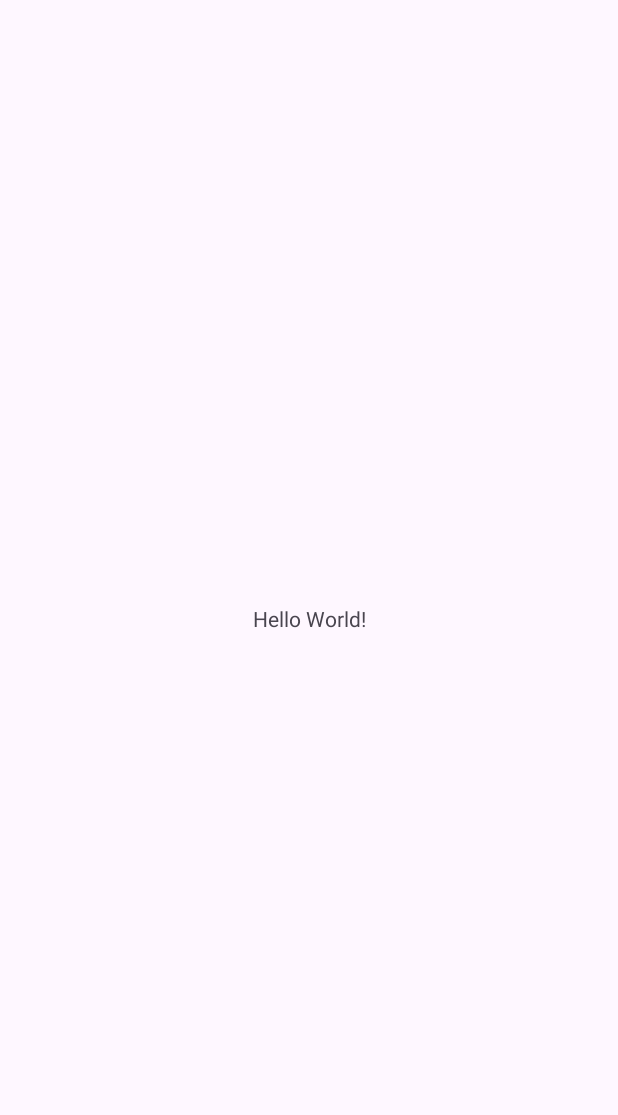
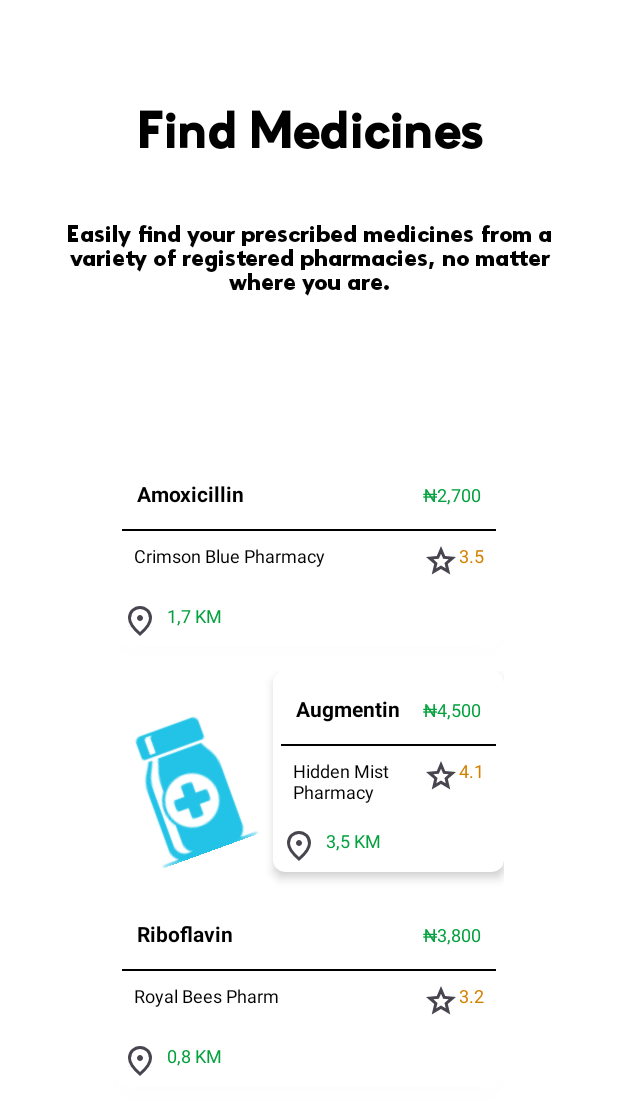
Before and after one commit to alikazimov12/parmacy, an Android app: the screen it shows after launch (MainActivity before the commit, FirstInfoStage after it), on a phone screen of 412 x 824 dp. Before the commit the part shown is almost empty. Shown: the top 1115 px of the screen. Run offline under Robolectric (Android 15) with nearby library versions, the phone set to English and light mode, and no system bars.

Commit message:
Not good design

```diff
--- a/app/src/main/AndroidManifest.xml
+++ b/app/src/main/AndroidManifest.xml
@@ -13,6 +13,9 @@
         android:theme="@style/Theme.PharmacyApp"
         tools:targetApi="31">
         <activity
+            android:name=".infoStages.FirstInfoStage"
+            android:exported="false" />
+        <activity
             android:name=".MainActivity"
             android:exported="false" />
         <activity
--- a/app/src/main/java/com/example/pharmacyapp/SplashScreen.kt
+++ b/app/src/main/java/com/example/pharmacyapp/SplashScreen.kt
@@ -9,6 +9,7 @@ import androidx.activity.enableEdgeToEdge
 import androidx.appcompat.app.AppCompatActivity
 import androidx.core.view.ViewCompat
 import androidx.core.view.WindowInsetsCompat
+import com.example.pharmacyapp.infoStages.FirstInfoStage
 
 class SplashScreen : AppCompatActivity() {
     override fun onCreate(savedInstanceState: Bundle?) {
@@ -29,7 +30,8 @@ class SplashScreen : AppCompatActivity() {
 
         Handler(Looper.getMainLooper()).postDelayed(
             {
-                val intent = Intent(this, MainActivity::class.java)
+                val intent = Intent(this, FirstInfoStage::class.java)
+//                val intent = Intent(this, MainActivity::class.java)
                 startActivity(intent)
                 finish()
             }
--- /dev/null
+++ b/app/src/main/java/com/example/pharmacyapp/infoStages/FirstInfoStage.kt
@@ -0,0 +1,14 @@
+package com.example.pharmacyapp.infoStages
+
+import android.os.Bundle
+import androidx.activity.enableEdgeToEdge
+import androidx.appcompat.app.AppCompatActivity
+import com.example.pharmacyapp.R
+
+class FirstInfoStage : AppCompatActivity() {
+    override fun onCreate(savedInstanceState: Bundle?) {
+        super.onCreate(savedInstanceState)
+        enableEdgeToEdge()
+        setContentView(R.layout.activity_first_info_stage)
+    }
+}
--- /dev/null
+++ b/app/src/main/res/drawable/circle.xml
@@ -0,0 +1,6 @@
+<?xml version="1.0" encoding="utf-8"?>
+<shape xmlns:android="http://schemas.android.com/apk/res/android"
+    android:shape="oval">
+    <solid android:color="@color/teal"/>
+    <size android:width="10dp" android:height="10dp"/>
+</shape>
--- /dev/null
+++ b/app/src/main/res/drawable/location_on_24px.xml
@@ -0,0 +1,10 @@
+<vector xmlns:android="http://schemas.android.com/apk/res/android"
+    android:width="24dp"
+    android:height="24dp"
+    android:viewportWidth="960"
+    android:viewportHeight="960"
+    android:tint="?attr/colorControlNormal">
+  <path
+      android:fillColor="@android:color/white"
+      android:pathData="M480,480Q513,480 536.5,456.5Q560,433 560,400Q560,367 536.5,343.5Q513,320 480,320Q447,320 423.5,343.5Q400,367 400,400Q400,433 423.5,456.5Q447,480 480,480ZM480,774Q602,662 661,570.5Q720,479 720,408Q720,299 650.5,229.5Q581,160 480,160Q379,160 309.5,229.5Q240,299 240,408Q240,479 299,570.5Q358,662 480,774ZM480,880Q319,743 239.5,625.5Q160,508 160,408Q160,258 256.5,169Q353,80 480,80Q607,80 703.5,169Q800,258 800,408Q800,508 720.5,625.5Q641,743 480,880ZM480,400Q480,400 480,400Q480,400 480,400Q480,400 480,400Q480,400 480,400Q480,400 480,400Q480,400 480,400Q480,400 480,400Q480,400 480,400Z"/>
+</vector>
--- /dev/null
+++ b/app/src/main/res/drawable/star_24px.xml
@@ -0,0 +1,10 @@
+<vector xmlns:android="http://schemas.android.com/apk/res/android"
+    android:width="24dp"
+    android:height="24dp"
+    android:viewportWidth="960"
+    android:viewportHeight="960"
+    android:tint="?attr/colorControlNormal">
+  <path
+      android:fillColor="@android:color/white"
+      android:pathData="M354,673L480,597L606,674L573,530L684,434L538,421L480,285L422,420L276,433L387,530L354,673ZM233,840L298,559L80,370L368,345L480,80L592,345L880,370L662,559L727,840L480,691L233,840ZM480,490L480,490L480,490L480,490L480,490L480,490L480,490L480,490L480,490L480,490Z"/>
+</vector>
--- /dev/null
+++ b/app/src/main/res/layout/activity_first_info_stage.xml
@@ -0,0 +1,325 @@
+<?xml version="1.0" encoding="utf-8"?>
+<LinearLayout xmlns:android="http://schemas.android.com/apk/res/android"
+    android:layout_width="match_parent"
+    android:layout_height="match_parent"
+    xmlns:app="http://schemas.android.com/apk/res-auto"
+    xmlns:tools="http://schemas.android.com/tools"
+    android:orientation="vertical"
+    android:padding="16dp"
+    android:background="@color/white"
+    tools:context=".MainActivity">
+
+    <LinearLayout
+        android:id="@+id/dotsLayout"
+        android:layout_width="wrap_content"
+        android:layout_height="wrap_content"
+        android:orientation="horizontal"
+        android:gravity="center"
+        android:layout_marginTop="50dp">
+
+    </LinearLayout>
+
+
+    <TextView
+        android:id="@+id/find_medicines_title"
+        android:layout_width="match_parent"
+        android:layout_height="wrap_content"
+        android:text="Find Medicines"
+        android:fontFamily="@font/zirkelbold"
+        android:textSize="34sp"
+        android:textStyle="bold"
+        android:gravity="center"
+        android:layout_marginBottom="16dp"
+        android:textColor="@color/black"/>
+
+    <TextView
+        android:id="@+id/find_medicines_subtitle"
+        android:layout_width="match_parent"
+        android:layout_height="wrap_content"
+        android:text="Easily find your prescribed medicines from a variety of registered pharmacies, no matter where you are."
+        android:textSize="16sp"
+        android:padding="22dp"
+        android:fontFamily="@font/zirkelblack"
+        android:gravity="center"
+        android:layout_marginBottom="24dp"
+        android:textColor="@color/black"/>
+
+    <FrameLayout
+        android:layout_width="match_parent"
+        android:layout_height="wrap_content"
+        android:layout_gravity="center"
+        >
+        <LinearLayout
+            android:id="@+id/centerImageCtn"
+            android:layout_width="match_parent"
+            android:layout_height="wrap_content"
+            android:layout_margin="60dp"
+            android:orientation="vertical"
+            >
+            <androidx.cardview.widget.CardView
+                android:layout_width="match_parent"
+                android:layout_height="wrap_content"
+                android:layout_marginBottom="16dp"
+                app:cardElevation="4dp"
+                app:cardCornerRadius="8dp">
+
+                <LinearLayout
+                    android:layout_width="match_parent"
+                    android:layout_height="wrap_content"
+                    android:orientation="vertical"
+                    android:padding="5dp">
+
+                    <LinearLayout
+                        android:layout_width="match_parent"
+                        android:layout_height="match_parent"
+                        android:padding="10dp">
+
+                        <TextView
+                            android:layout_width="wrap_content"
+                            android:layout_height="wrap_content"
+                            android:layout_weight="1"
+                            android:text="Amoxicillin"
+                            android:textColor="@color/black"
+                            android:textSize="14sp"
+                            android:textStyle="bold" />
+
+                        <TextView
+                            android:layout_width="wrap_content"
+                            android:layout_height="wrap_content"
+                            android:text="₦2,700"
+                            android:textColor="@color/green"
+                            android:textSize="12sp" />
+                    </LinearLayout>
+
+                    <View
+                        android:layout_width="match_parent"
+                        android:layout_height="1dp"
+                        android:layout_marginTop="4dp"
+                        android:background="@color/black" />
+
+                    <LinearLayout
+                        android:layout_width="match_parent"
+                        android:layout_height="match_parent"
+                        android:padding="8dp">
+
+                        <TextView
+                            android:layout_width="wrap_content"
+                            android:layout_height="wrap_content"
+                            android:layout_weight="1"
+                            android:text="Crimson Blue Pharmacy"
+                            android:textColor="@color/black"
+                            android:textSize="12sp" />
+
+
+                        <TextView
+                            android:layout_width="wrap_content"
+                            android:layout_height="wrap_content"
+                            android:drawableStart="@drawable/star_24px"
+                            android:text="3.5"
+                            android:textColor="@color/orange"
+                            android:textSize="12sp" />
+
+                    </LinearLayout>
+
+                    <TextView
+                        android:layout_width="wrap_content"
+                        android:layout_height="wrap_content"
+                        android:layout_marginTop="8dp"
+                        android:drawableStart="@drawable/location_on_24px"
+                        android:drawablePadding="6dp"
+                        android:text="1,7 KM"
+                        android:textColor="@color/green"
+                        android:textSize="12sp" />
+
+                </LinearLayout>
+            </androidx.cardview.widget.CardView>
+
+            <LinearLayout
+                android:layout_width="match_parent"
+                android:layout_height="wrap_content"
+                android:weightSum="3"
+                >
+
+                <ImageView
+                    android:layout_width="wrap_content"
+                    android:layout_height="match_parent"
+                    android:src="@drawable/drugbottle"
+                    android:rotation="-20"
+                    android:layout_marginRight="10dp"
+                    />
+
+                <androidx.cardview.widget.CardView
+                    android:layout_width="match_parent"
+                    android:layout_height="wrap_content"
+                    android:layout_marginBottom="16dp"
+                    app:cardElevation="4dp"
+                    app:cardCornerRadius="8dp">
+
+                    <LinearLayout
+                        android:layout_width="match_parent"
+                        android:layout_height="wrap_content"
+                        android:orientation="vertical"
+                        android:padding="5dp">
+                        <LinearLayout
+                            android:layout_width="match_parent"
+                            android:padding="10dp"
+                            android:layout_height="match_parent">
+                            <TextView
+                                android:text="Augmentin"
+                                android:layout_height="wrap_content"
+                                android:layout_width="wrap_content"
+                                android:textSize="14sp"
+                                android:layout_weight="1"
+                                android:textStyle="bold"
+                                android:textColor="@color/black"/>
+
+                            <TextView
+                                android:text="₦4,500"
+                                android:layout_height="wrap_content"
+                                android:layout_width="wrap_content"
+                                android:textSize="12sp"
+                                android:textColor="@color/green"/>
+                        </LinearLayout>
+
+                        <View
+                            android:layout_width="match_parent"
+                            android:layout_height="1dp"
+                            android:background="@color/black"
+                            android:layout_marginTop="4dp"/>
+
+                        <LinearLayout
+                            android:layout_width="match_parent"
+                            android:padding="8dp"
+                            android:layout_height="match_parent"
+                            >
+                            <TextView
+                                android:text="Hidden Mist Pharmacy"
+                                android:layout_height="wrap_content"
+                                android:layout_width="wrap_content"
+                                android:textSize="12sp"
+                                android:layout_weight="1"
+                                android:textColor="@color/black"/>
+
+
+                            <TextView
+                                android:text="4.1"
+                                android:layout_height="wrap_content"
+                                android:layout_width="wrap_content"
+                                android:textSize="12sp"
+                                android:drawableStart="@drawable/star_24px"
+                                android:textColor="@color/orange"/>
+
+                        </LinearLayout>
+
+                        <TextView
+                            android:layout_width="wrap_content"
+                            android:layout_height="wrap_content"
+                            android:text="3,5 KM"
+                            android:textSize="12sp"
+                            android:textColor="@color/green"
+                            android:drawableStart="@drawable/location_on_24px"
+                            android:drawablePadding="6dp"
+                            android:layout_marginTop="8dp"/>
+
+                    </LinearLayout>
+                </androidx.cardview.widget.CardView>
+
+
+            </LinearLayout>
+
+            <androidx.cardview.widget.CardView
+                android:layout_width="match_parent"
+                android:layout_height="wrap_content"
+                android:layout_marginBottom="16dp"
+                app:cardElevation="4dp"
+                app:cardCornerRadius="8dp">
+
+                <LinearLayout
+                    android:layout_width="match_parent"
+                    android:layout_height="wrap_content"
+                    android:orientation="vertical"
+                    android:padding="5dp">
+
+
+
+                    <LinearLayout
+                        android:layout_width="match_parent"
+                        android:padding="10dp"
+                        android:layout_height="match_parent">
+                        <TextView
+                            android:text="Riboflavin"
+                            android:layout_height="wrap_content"
+                            android:layout_width="wrap_content"
+                            android:textSize="14sp"
+                            android:layout_weight="1"
+                            android:textStyle="bold"
+                            android:textColor="@color/black"/>
+
+                        <TextView
+                            android:text="₦3,800"
+                            android:layout_height="wrap_content"
+                            android:layout_width="wrap_content"
+                            android:textSize="12sp"
+                            android:textColor="@color/green"/>
+                    </LinearLayout>
+
+                    <View
+                        android:layout_width="match_parent"
+                        android:layout_height="1dp"
+                        android:background="@color/black"
+                        android:layout_marginTop="4dp"/>
+
+                    <LinearLayout
+                        android:layout_width="match_parent"
+                        android:padding="8dp"
+                        android:layout_height="match_parent"
+                        >
+                        <TextView
+                            android:text="Royal Bees Pharm"
+                            android:layout_height="wrap_content"
+                            android:layout_width="wrap_content"
+                            android:textSize="12sp"
+                            android:layout_weight="1"
+                            android:textColor="@color/black"/>
+
+
+                        <TextView
+                            android:text="3.2"
+                            android:layout_height="wrap_content"
+                            android:layout_width="wrap_content"
+                            android:textSize="12sp"
+                            android:drawableStart="@drawable/star_24px"
+                            android:textColor="@color/orange"/>
+
+                    </LinearLayout>
+
+                    <TextView
+                        android:layout_width="wrap_content"
+                        android:layout_height="wrap_content"
+                        android:text="0,8 KM"
+                        android:textSize="12sp"
+                        android:textColor="@color/green"
+                        android:drawableStart="@drawable/location_on_24px"
+                        android:drawablePadding="6dp"
+                        android:layout_marginTop="8dp"/>
+
+                </LinearLayout>
+            </androidx.cardview.widget.CardView>
+
+        </LinearLayout>
+
+
+    </FrameLayout>
+
+
+    <Button
+        android:id="@+id/continue_button"
+        android:layout_width="match_parent"
+        android:layout_height="wrap_content"
+        android:text="Continue"
+        android:layout_gravity="bottom"
+        android:backgroundTint="@color/teal"
+        android:textColor="@color/white"
+        android:layout_marginTop="20dp"
+        android:padding="16dp" />
+</LinearLayout>
--- a/app/src/main/res/values/colors.xml
+++ b/app/src/main/res/values/colors.xml
@@ -2,4 +2,7 @@
 <resources>
     <color name="black">#FF000000</color>
     <color name="white">#FFFFFFFF</color>
+    <color name="orange">#D38001</color>
+    <color name="teal">#007c7c</color>
+    <color name="green">#05A13F</color>
 </resources>
--- a/gradle/libs.versions.toml
+++ b/gradle/libs.versions.toml
@@ -1,5 +1,5 @@
 [versions]
-agp = "8.9.0"
+agp = "8.8.0"
 kotlin = "2.0.21"
 coreKtx = "1.15.0"
 junit = "4.13.2"
```
Also changed, not shown: app/src/main/res/drawable/progress_bar_custom.xml (added, +17 -0 lines), app/src/main/res/layout/activity_first_info_staga.xml (added, +170 -0 lines), app/src/main/res/layout/activity_splash_screen.xml (+10 -0 lines), app/src/main/res/drawable/drugbottle.png (added), app/src/main/res/drawable/logo.png (added), app/src/main/res/font/zirkelblack.ttf (added), app/src/main/res/font/zirkelbold.ttf (added).
